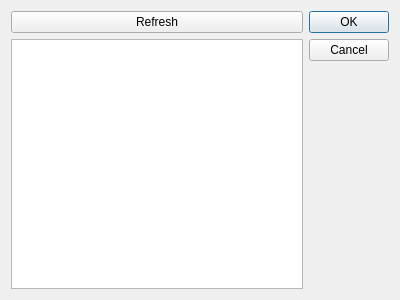
Old version of the form chess/discoverylist.ui in the repository twd2/chess.
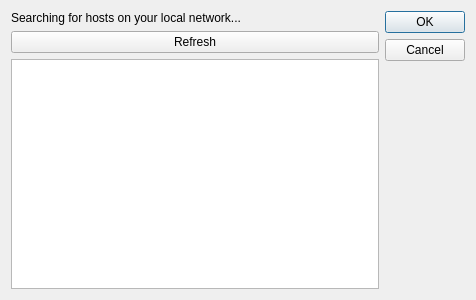
New version of the form.

The edit to the form file:
```diff
--- a/chess/discoverylist.ui
+++ b/chess/discoverylist.ui
@@ -6,7 +6,7 @@
    <rect>
     <x>0</x>
     <y>0</y>
-    <width>400</width>
+    <width>476</width>
     <height>300</height>
    </rect>
   </property>
@@ -16,6 +16,13 @@
   <layout class="QHBoxLayout" name="horizontalLayout">
    <item>
     <layout class="QVBoxLayout" name="verticalLayout">
+     <item>
+      <widget class="QLabel" name="label">
+       <property name="text">
+        <string>Searching for hosts on your local network...</string>
+       </property>
+      </widget>
+     </item>
      <item>
       <widget class="QPushButton" name="btnRefresh">
        <property name="text">
```
